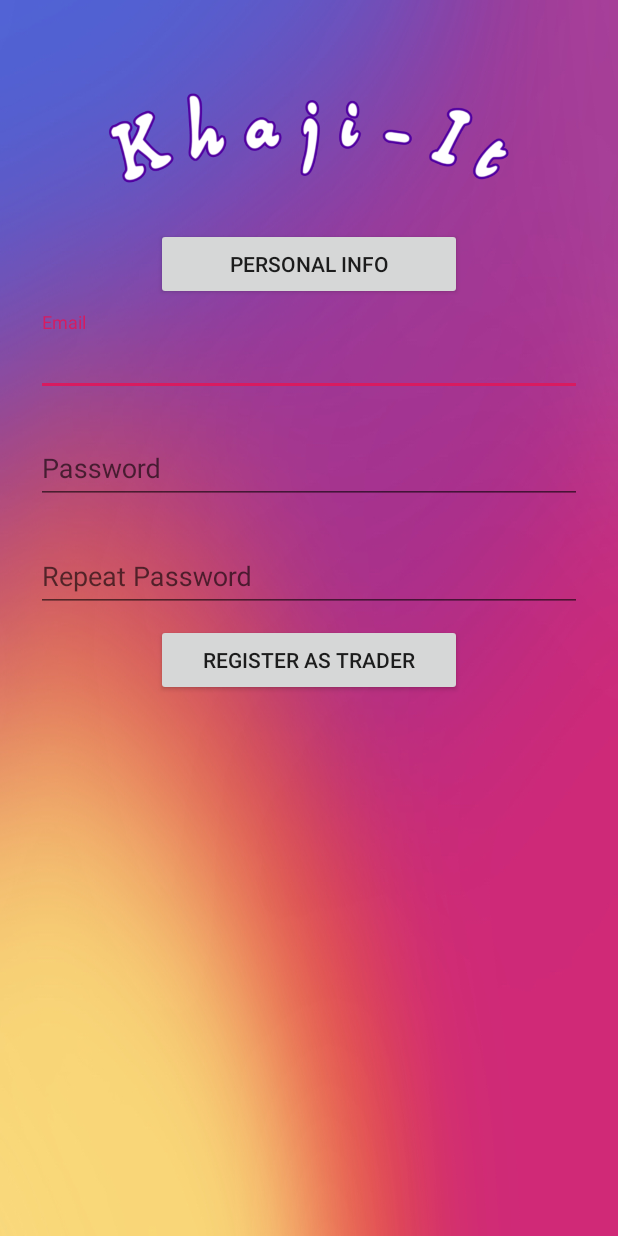
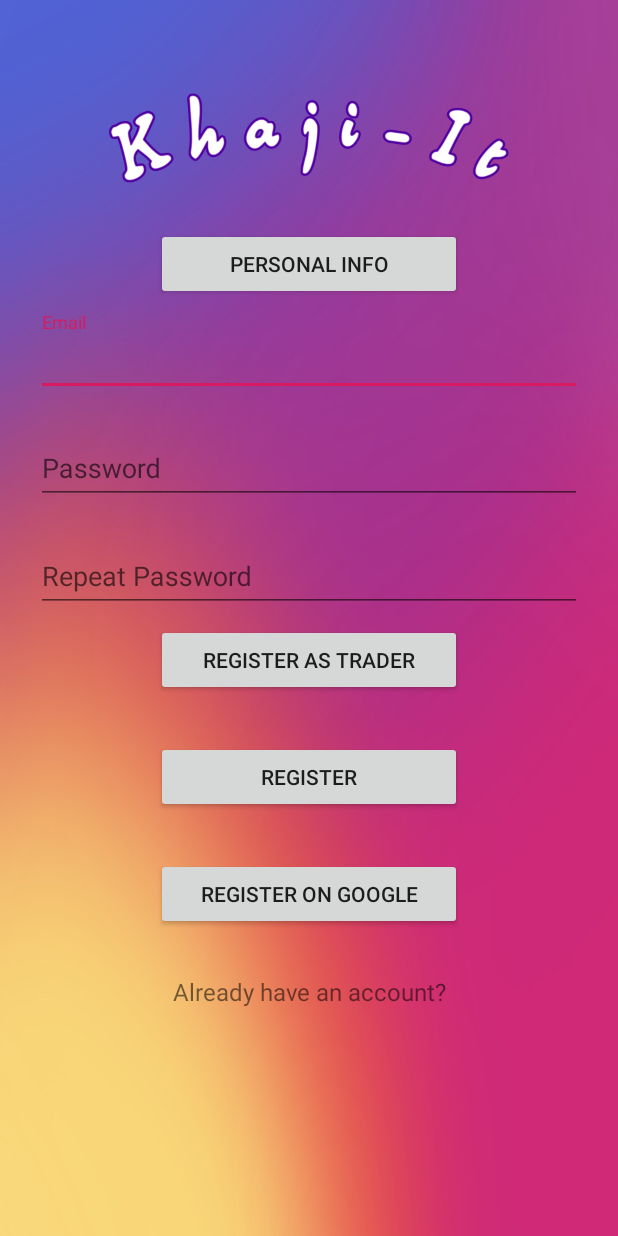
Before and after one commit to bounswe/bounswe2019group1, an Android app: the SignUpPageActivity screen opened directly, with no data from a screen before it, on a phone screen of 412 x 824 dp. Run offline under Robolectric (Android 15) with nearby library versions, the light colour scheme and no system bars.

Commit message:
#155 feat function listeners initialized

```diff
--- a/android/khajit/app/src/main/res/layout/activity_signup.xml
+++ b/android/khajit/app/src/main/res/layout/activity_signup.xml
@@ -152,7 +152,7 @@
         </com.google.android.material.textfield.TextInputLayout>
 
         <Button
-            android:id="@+id/button4"
+            android:id="@+id/button_switch"
             android:layout_width="match_parent"
             android:layout_height="wrap_content"
             android:layout_marginLeft="80dp"
@@ -161,5 +161,35 @@
             android:onClick="switchUserType"
             android:text="Register as Trader" />
 
+        <Button
+            android:id="@+id/button_register"
+            android:layout_width="match_parent"
+            android:layout_height="wrap_content"
+            android:layout_marginLeft="80dp"
+            android:layout_marginRight="80dp"
+            android:layout_marginBottom="30dp"
+            android:onClick="completeRegistration"
+            android:text="Register" />
+
+        <Button
+            android:id="@+id/button_register_google"
+            android:layout_width="match_parent"
+            android:layout_height="wrap_content"
+            android:layout_marginLeft="80dp"
+            android:layout_marginRight="80dp"
+            android:layout_marginBottom="30dp"
+            android:onClick="completeRegistrationAsGoogle"
+            android:text="Register on Google" />
+
+        <TextView
+            android:id="@+id/link_login"
+            android:layout_width="fill_parent"
+            android:layout_height="wrap_content"
+            android:layout_marginBottom="24dp"
+            android:gravity="center"
+            android:onClick="goToLogin"
+            android:text="Already have an account?"
+            android:textSize="16dip" />
+
     </LinearLayout>
 </ScrollView>
```
Also changed, not shown: android/khajit/app/src/main/java/com/project/khajit_app/ui/login/LoginPageActivity.kt (+12 -1 lines), android/khajit/app/src/main/java/com/project/khajit_app/ui/login/SignUpPageActivity.kt (+15 -12 lines), android/khajit/app/src/main/res/layout/activity_login.xml (+15 -3 lines).
